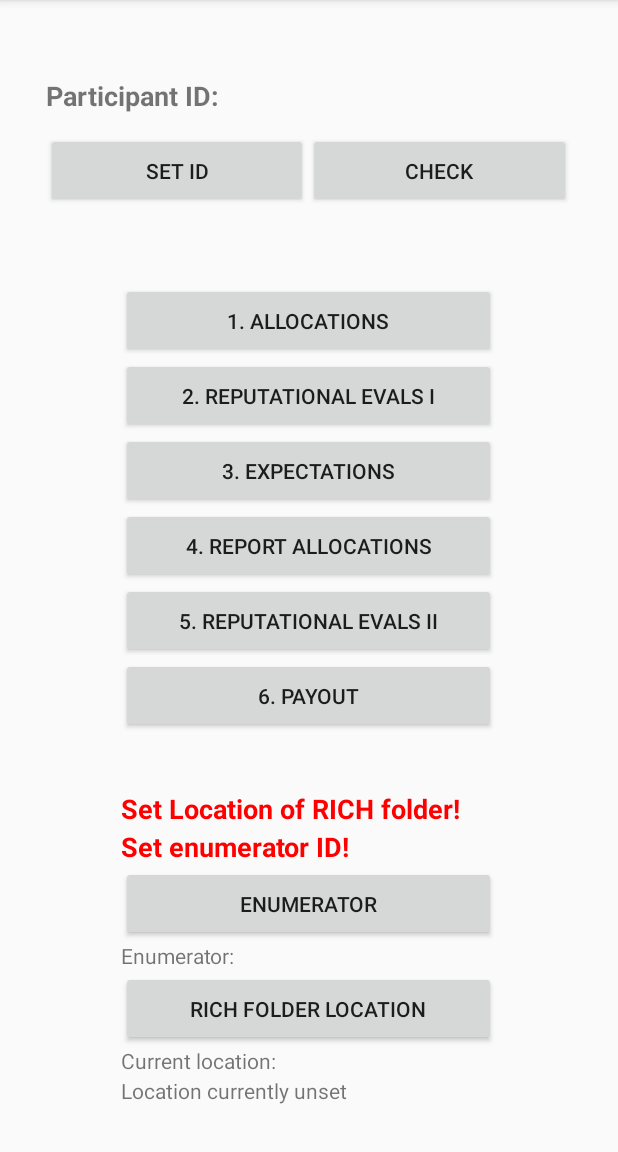
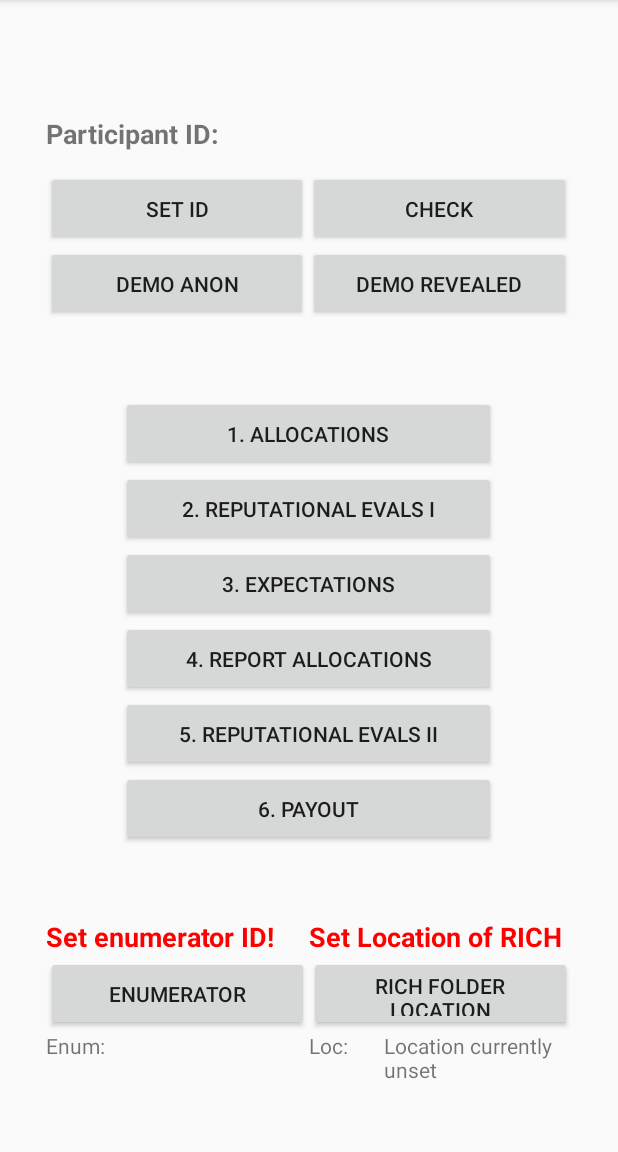
Before and after one commit to rep2si/DieTryinSR, an Android app: the screen it shows after launch (MainActivity), on a phone screen of 412 x 824 dp, the part 84-1236 px from its top. Run offline under Robolectric (Android 15) with nearby library versions, the phone set to English and light mode, and no system bars.

Commit message:
Rejig main menu for new buttons

```diff
--- a/app/src/main/res/layout/content_main.xml
+++ b/app/src/main/res/layout/content_main.xml
@@ -68,6 +68,29 @@
 
         </android.support.v7.widget.LinearLayoutCompat>
 
+        <android.support.v7.widget.LinearLayoutCompat
+            android:layout_width="350dp"
+            android:layout_gravity="center"
+            android:layout_height="50dp"
+            android:orientation="horizontal">
+
+            <Button
+                android:layout_width="0dp"
+                android:layout_height="match_parent"
+                android:layout_weight="1"
+                android:layout_gravity="center"
+                android:id="@+id/btn_demo_anon"
+                android:text="Demo anon" />
+
+            <Button
+                android:layout_width="0dp"
+                android:layout_height="match_parent"
+                android:layout_weight="1"
+                android:layout_gravity="center"
+                android:id="@+id/btn_demo_reveal"
+                android:text="Demo revealed" />
+
+        </android.support.v7.widget.LinearLayoutCompat>
 
         <View
             android:layout_width="match_parent"
@@ -119,32 +142,34 @@
 
     <LinearLayout
         android:layout_width="match_parent"
-        android:layout_height="240dp"
+        android:layout_height="140dp"
         android:orientation="vertical"
         android:gravity="center_vertical">
 
+
+
+        <LinearLayout
+            android:layout_width="350dp"
+            android:layout_height="match_parent"
+            android:layout_gravity="center"
+            android:orientation="horizontal">
+            <LinearLayout
+                android:layout_width="175dp"
+                android:layout_height="match_parent"
+                android:orientation="vertical">
+
                 <TextView
-            android:id="@+id/tvPermAlert"
-            android:layout_width="250dp"
+                    android:id="@+id/tvEnumAlert"
+                    android:layout_width="match_parent"
                     android:layout_height="25dp"
                     android:textColor="#FF0000"
-            android:visibility="gone"
                     android:textSize="18dp"
                     android:textStyle="bold"
                     android:layout_gravity="center" />
 
-        <TextView
-            android:id="@+id/tvEnumAlert"
-            android:layout_width="250dp"
-            android:layout_height="25dp"
-            android:textColor="#FF0000"
-            android:visibility="gone"
-            android:textSize="18dp"
-            android:textStyle="bold"
-            android:layout_gravity="center" />
 
                 <Button
-            android:layout_width="250dp"
+                    android:layout_width="match_parent"
                     android:layout_height="50dp"
                     android:layout_gravity="center"
                     android:id="@+id/btnEnumerator"
@@ -152,40 +177,62 @@
 
                 <LinearLayout
                     android:layout_width="match_parent"
-            android:layout_height="20dp"
+                    android:layout_height="60dp"
                     android:gravity="center_horizontal">
 
                     <TextView
-                android:layout_width="80dp"
+                        android:layout_width="50dp"
                         android:layout_height="match_parent"
-                android:text="Enumerator:" />
+                        android:text="Enum:" />
 
                     <TextView
-                android:layout_width="170dp"
+                        android:layout_width="125dp"
                         android:id="@+id/tvEnum"
                         android:textStyle="bold"
-                android:text=""
                         android:layout_height="match_parent" />
 
                 </LinearLayout>
+            </LinearLayout>
+
+
+            <LinearLayout
+                android:layout_width="175dp"
+                android:layout_height="match_parent"
+                android:orientation="vertical">
+
+                <TextView
+                    android:id="@+id/tvPermAlert"
+                    android:layout_width="match_parent"
+                    android:layout_height="25dp"
+                    android:textColor="#FF0000"
+                    android:textSize="18dp"
+                    android:textStyle="bold"
+                    android:layout_gravity="center" />
 
                 <Button
-            android:layout_width="250dp"
+                    android:layout_width="match_parent"
                     android:layout_height="50dp"
                     android:layout_gravity="center"
                     android:id="@+id/btnRich"
                     android:text="@string/permissions_btn" />
 
+                <LinearLayout
+                    android:layout_width="match_parent"
+                    android:layout_height="60dp"
+                    android:orientation="horizontal">
                 <TextView
-            android:layout_width="250dp"
-            android:layout_height="20dp"
+                    android:layout_width="50dp"
+                    android:layout_height="match_parent"
                     android:layout_gravity="center"
-            android:text="Current location:"/>
+                    android:text="Loc:"/>
                 <TextView
                     android:id="@+id/tvLoc"
-            android:layout_width="250dp"
+                    android:layout_width="125dp"
                     android:layout_gravity="center"
-            android:layout_height="20dp" />
+                    android:layout_height="match_parent" />
+                </LinearLayout>
+            </LinearLayout>
+        </LinearLayout>
     </LinearLayout>
 
 </LinearLayout>
```
Also changed, not shown: 495 other files. Lines whose indentation alone changed are shown as unchanged.
